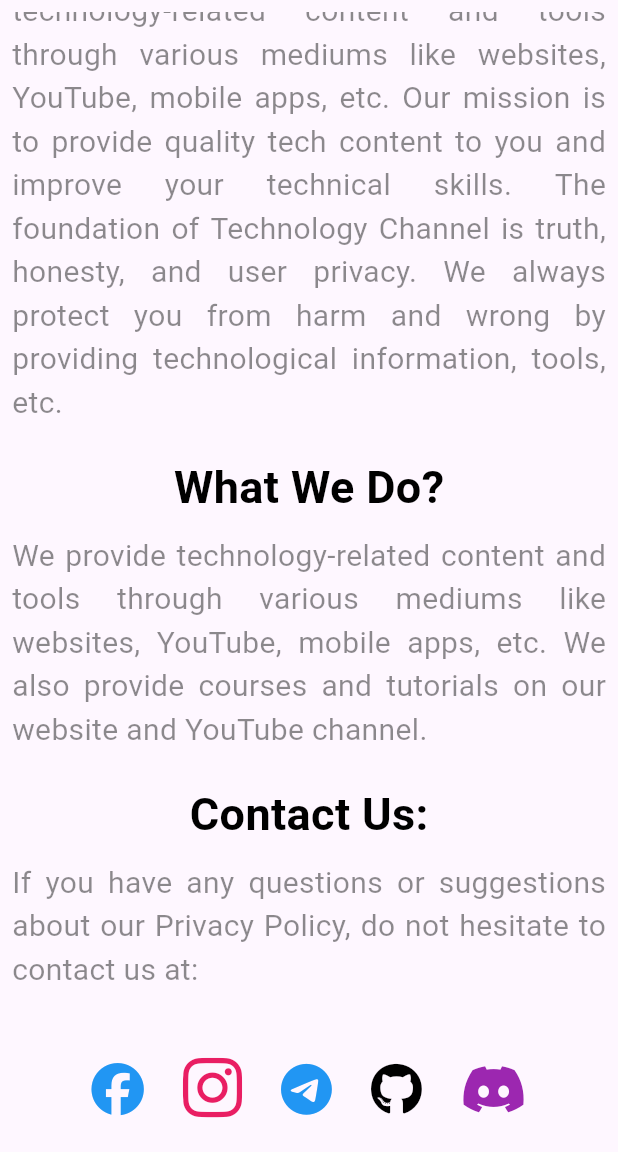
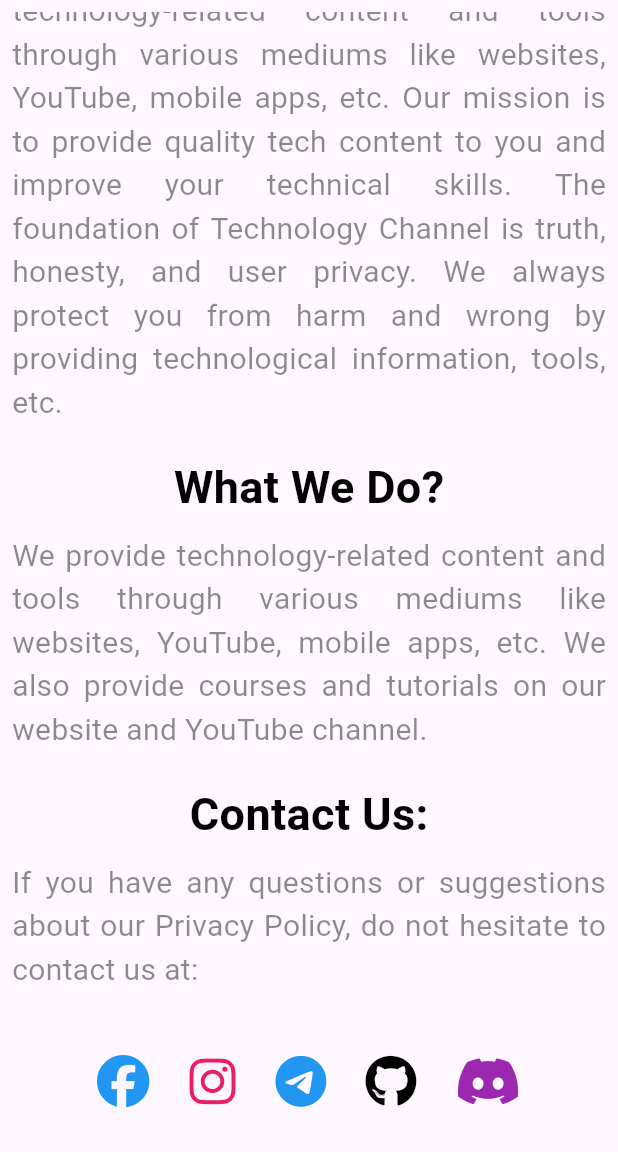
Before and after one commit to su-resh/about_us, a Flutter app: the screen it shows after launch, scrolled down 131 dp, on a phone screen of 412 x 824 dp, the part 84-1236 px from its top. Run offline on Flutter 3.47's test engine with Material 3 defaults, Android fonts, the phone set to English and light mode, and no system bars; our stand-ins replace font_awesome_flutter.

Commit message:
size fixed

```diff
--- a/lib/main.dart
+++ b/lib/main.dart
@@ -88,7 +88,7 @@ class AboutUs extends StatelessWidget {
                       IconButton(
                         icon: const FaIcon(
                           FontAwesomeIcons.instagram,
-                          size: 45,
+                          size: 35,
                           color: Colors.pink,
                         ),
                         onPressed: () => _launchUrl(_insta),
```
